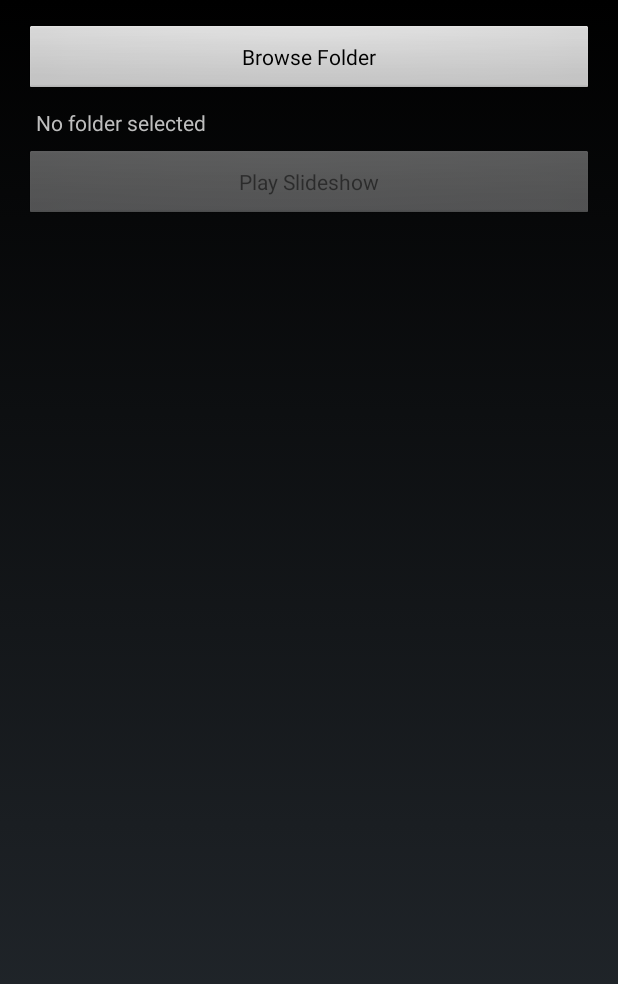
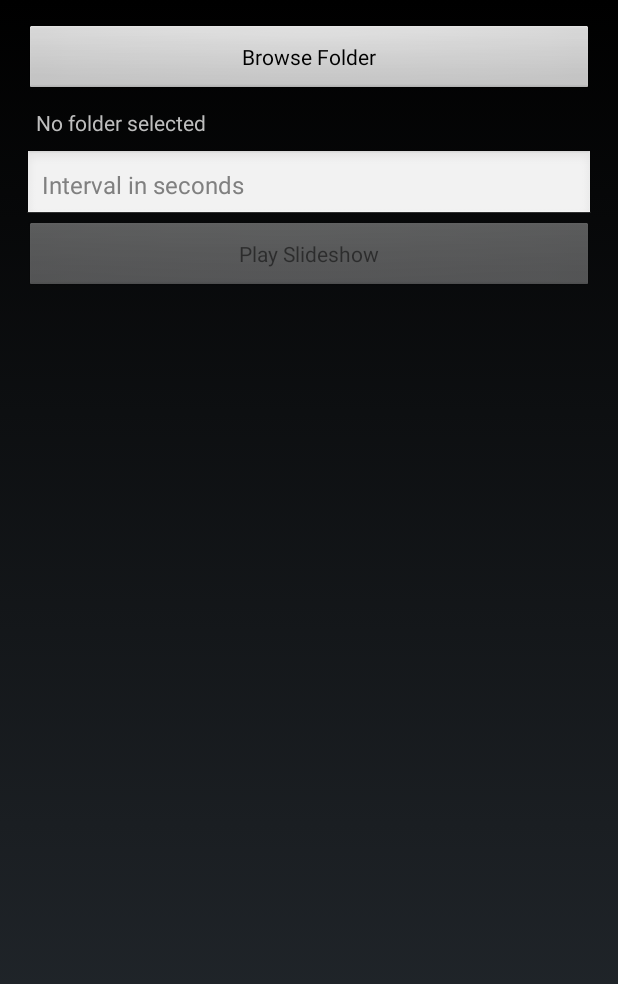
Before and after one commit to banerjsi/PhotoFrame, an Android app: the screen it shows after launch (MainActivity), on a phone screen of 412 x 824 dp. Shown: the top 984 px of the screen. Run offline under Robolectric (Android 15) with nearby library versions, the phone set to English and light mode, and no system bars.

Commit message:
added interval setting

```diff
--- a/app/src/main/res/layout/activity_main.xml
+++ b/app/src/main/res/layout/activity_main.xml
@@ -17,10 +17,20 @@
         android:text="No folder selected"
         android:padding="8dp" />
 
+    <EditText
+        android:id="@+id/editInterval"
+        android:layout_width="match_parent"
+        android:layout_height="48dp"
+        android:inputType="number"
+        android:hint="Interval in seconds"
+        android:padding="12dp"
+        android:textSize="16sp"
+        />
+
     <Button
         android:id="@+id/btnPlay"
         android:layout_width="match_parent"
         android:layout_height="wrap_content"
         android:text="Play Slideshow"
-        android:enabled="false"/>
+        android:enabled="false" />
 </LinearLayout>
```
Also changed, not shown: app/src/main/java/com/example/photoframe/MainActivity.java (+10 -1 lines), app/src/main/java/com/example/photoframe/SlideshowActivity.java (+6 -1 lines).
